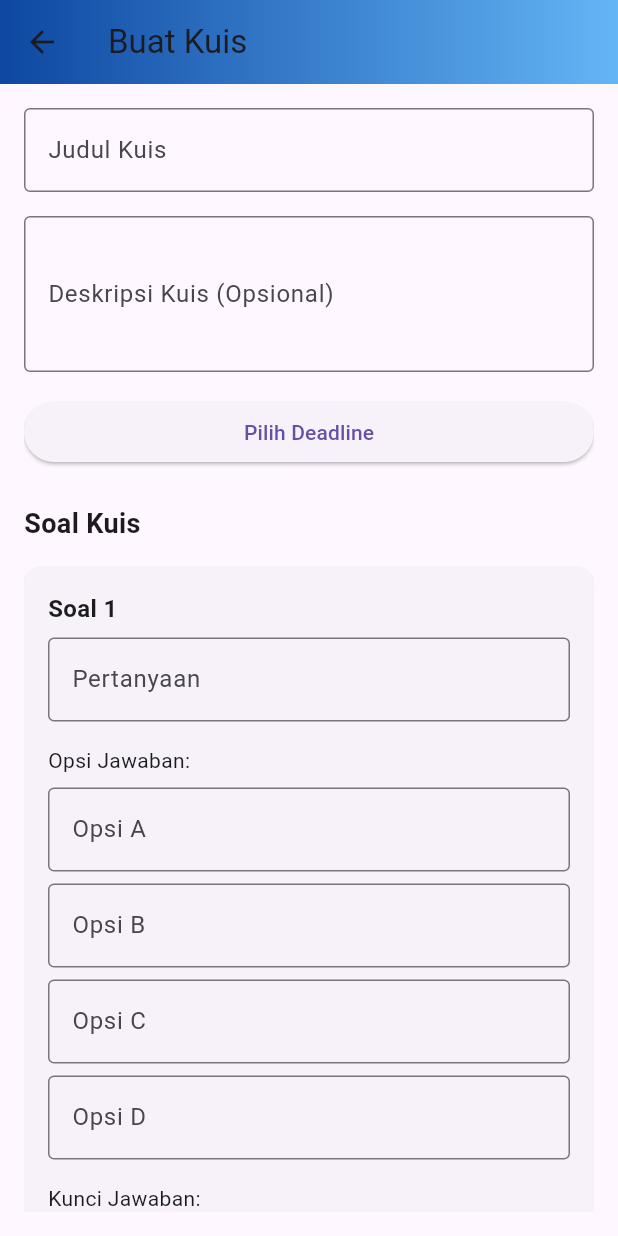
After one commit to ahmadqodiron/tugas-UAS-LMS-Ahmad-Qodiron, a Flutter app: the CreateKuisScreen screen opened directly, on a phone screen of 412 x 824 dp. The commit adds this screen. Run offline on Flutter 3.47's test engine with Material 3 defaults, Android fonts, the light colour scheme and no system bars; our stand-ins replace file_picker, image_picker, share_plus; network calls fail.

Commit message:
pembuatan fitur kuis

```diff
--- /dev/null
+++ b/lib/create_kuis_screen.dart
@@ -0,0 +1,386 @@
+import 'package:flutter/material.dart';
+import 'package:provider/provider.dart';
+import 'user_provider.dart';
+
+class CreateKuisScreen extends StatefulWidget {
+  CreateKuisScreen({super.key});
+
+  @override
+  CreateKuisScreenState createState() => CreateKuisScreenState();
+}
+
+class CreateKuisScreenState extends State<CreateKuisScreen> {
+  final _formKey = GlobalKey<FormState>();
+  final _titleController = TextEditingController();
+  final _descriptionController = TextEditingController();
+  DateTime? _selectedDeadline;
+  final List<Question> _questions = [Question()];
+
+  @override
+  void dispose() {
+    _titleController.dispose();
+    _descriptionController.dispose();
+    for (var q in _questions) {
+      q.dispose();
+    }
+    super.dispose();
+  }
+
+  Future<void> _selectDeadline() async {
+    final DateTime? pickedDate = await showDatePicker(
+      context: context,
+      initialDate: DateTime.now(),
+      firstDate: DateTime.now(),
+      lastDate: DateTime(2101),
+    );
+    if (pickedDate != null) {
+      final TimeOfDay? pickedTime = await showTimePicker(
+        context: context,
+        initialTime: TimeOfDay.now(),
+      );
+      if (pickedTime != null) {
+        setState(() {
+          _selectedDeadline = DateTime(
+            pickedDate.year,
+            pickedDate.month,
+            pickedDate.day,
+            pickedTime.hour,
+            pickedTime.minute,
+          );
+        });
+      }
+    }
+  }
+
+  void _addQuestion() {
+    setState(() {
+      _questions.add(Question());
+    });
+  }
+
+  void _removeQuestion(int index) {
+    if (_questions.length > 1) {
+      setState(() {
+        _questions[index].dispose();
+        _questions.removeAt(index);
+      });
+    }
+  }
+
+  bool get _canSave => _titleController.text.isNotEmpty && _selectedDeadline != null && _questions.every((q) => q.isValid());
+
+  void _saveKuis() {
+    if (_formKey.currentState?.validate() ?? false) {
+      final quiz = {
+        'id': DateTime.now().millisecondsSinceEpoch.toString(),
+        'type': 'Quiz',
+        'title': _titleController.text,
+        'description': _descriptionController.text,
+        'deadline': '${_selectedDeadline!.year}-${_selectedDeadline!.month.toString().padLeft(2, '0')}-${_selectedDeadline!.day.toString().padLeft(2, '0')} ${_selectedDeadline!.hour.toString().padLeft(2, '0')}:${_selectedDeadline!.minute.toString().padLeft(2, '0')}',
+        'questions': _questions.map((q) => q.toMap()).toList(),
+        'isCompleted': false,
+      };
+      Provider.of<User>(context, listen: false).addTask(quiz);
+      Navigator.pop(context);
+    }
+  }
+
+  @override
+  Widget build(BuildContext context) {
+    return Scaffold(
+      appBar: AppBar(
+        title: const Text('Buat Kuis'),
+        backgroundColor: Colors.transparent,
+        elevation: 0,
+        flexibleSpace: Container(
+          decoration: BoxDecoration(
+            gradient: LinearGradient(
+              colors: [Colors.blue.shade900, Colors.blue.shade300],
+              begin: Alignment.centerLeft,
+              end: Alignment.centerRight,
+            ),
+          ),
+        ),
+      ),
+      body: Padding(
+        padding: const EdgeInsets.all(16.0),
+        child: Form(
+          key: _formKey,
+          child: ListView(
+            children: [
+              // General Info
+              TextFormField(
+                controller: _titleController,
+                decoration: const InputDecoration(
+                  labelText: 'Judul Kuis',
+                  border: OutlineInputBorder(),
+                ),
+                validator: (value) {
+                  if (value == null || value.isEmpty) {
+                    return 'Judul kuis wajib diisi';
+                  }
+                  return null;
+                },
+              ),
+              const SizedBox(height: 16),
+              TextFormField(
+                controller: _descriptionController,
+                maxLines: 3,
+                decoration: const InputDecoration(
+                  labelText: 'Deskripsi Kuis (Opsional)',
+                  border: OutlineInputBorder(),
+                ),
+              ),
+              const SizedBox(height: 16),
+              ElevatedButton(
+                onPressed: _selectDeadline,
+                child: Text(
+                  _selectedDeadline == null
+                      ? 'Pilih Deadline'
+                      : 'Deadline: ${_selectedDeadline!.day}/${_selectedDeadline!.month}/${_selectedDeadline!.year} ${_selectedDeadline!.hour}:${_selectedDeadline!.minute.toString().padLeft(2, '0')}',
+                ),
+              ),
+              const SizedBox(height: 24),
+              const Text(
+                'Soal Kuis',
+                style: TextStyle(fontSize: 18, fontWeight: FontWeight.bold),
+              ),
+              const SizedBox(height: 16),
+              // Questions
+              ..._questions.asMap().entries.map((entry) {
+                int index = entry.key;
+                Question q = entry.value;
+                return QuestionWidget(
+                  question: q,
+                  questionNumber: index + 1,
+                  onRemove: _questions.length > 1 ? () => _removeQuestion(index) : null,
+                );
+              }),
+              const SizedBox(height: 16),
+              ElevatedButton.icon(
+                onPressed: _addQuestion,
+                icon: const Icon(Icons.add),
+                label: const Text('Tambah Soal'),
+              ),
+              const SizedBox(height: 24),
+              ElevatedButton(
+                onPressed: _canSave ? _saveKuis : null,
+                style: ElevatedButton.styleFrom(
+                  backgroundColor: Colors.blue,
+                  padding: const EdgeInsets.symmetric(vertical: 16),
+                ),
+                child: const Text('SIMPAN', style: TextStyle(color: Colors.white)),
+              ),
+            ],
+          ),
+        ),
+      ),
+    );
+  }
+}
+
+class Question {
+  final TextEditingController questionController = TextEditingController();
+  final TextEditingController optionAController = TextEditingController();
+  final TextEditingController optionBController = TextEditingController();
+  final TextEditingController optionCController = TextEditingController();
+  final TextEditingController optionDController = TextEditingController();
+  final TextEditingController pointsController = TextEditingController();
+  String? correctAnswer;
+
+  void dispose() {
+    questionController.dispose();
+    optionAController.dispose();
+    optionBController.dispose();
+    optionCController.dispose();
+    optionDController.dispose();
+    pointsController.dispose();
+  }
+
+  bool isValid() {
+    return questionController.text.isNotEmpty &&
+           optionAController.text.isNotEmpty &&
+           optionBController.text.isNotEmpty &&
+           optionCController.text.isNotEmpty &&
+           optionDController.text.isNotEmpty &&
+           correctAnswer != null &&
+           pointsController.text.isNotEmpty &&
+           int.tryParse(pointsController.text) != null;
+  }
+
+  Map<String, dynamic> toMap() {
+    return {
+      'question': questionController.text,
+      'options': {
+        'A': optionAController.text,
+        'B': optionBController.text,
+        'C': optionCController.text,
+        'D': optionDController.text,
+      },
+      'correctAnswer': correctAnswer,
+      'points': int.parse(pointsController.text),
+    };
+  }
+}
+
+class QuestionWidget extends StatefulWidget {
+  final Question question;
+  final int questionNumber;
+  final VoidCallback? onRemove;
+
+  const QuestionWidget({
+    super.key,
+    required this.question,
+    required this.questionNumber,
+    this.onRemove,
+  });
+
+  @override
+  QuestionWidgetState createState() => QuestionWidgetState();
+}
+
+class QuestionWidgetState extends State<QuestionWidget> {
+  @override
+  Widget build(BuildContext context) {
+    return Card(
+      margin: const EdgeInsets.only(bottom: 16),
+      child: Padding(
+        padding: const EdgeInsets.all(16),
+        child: Column(
+          crossAxisAlignment: CrossAxisAlignment.start,
+          children: [
+            Row(
+              children: [
+                Text(
+                  'Soal ${widget.questionNumber}',
+                  style: const TextStyle(fontSize: 16, fontWeight: FontWeight.bold),
+                ),
+                const Spacer(),
+                if (widget.onRemove != null)
+                  IconButton(
+                    icon: const Icon(Icons.delete, color: Colors.red),
+                    onPressed: widget.onRemove,
+                  ),
+              ],
+            ),
+            const SizedBox(height: 8),
+            TextFormField(
+              controller: widget.question.questionController,
+              decoration: const InputDecoration(
+                labelText: 'Pertanyaan',
+                border: OutlineInputBorder(),
+              ),
+              validator: (value) {
+                if (value == null || value.isEmpty) {
+                  return 'Pertanyaan wajib diisi';
+                }
+                return null;
+              },
+            ),
+            const SizedBox(height: 16),
+            const Text('Opsi Jawaban:'),
+            const SizedBox(height: 8),
+            TextFormField(
+              controller: widget.question.optionAController,
+              decoration: const InputDecoration(
+                labelText: 'Opsi A',
+                border: OutlineInputBorder(),
+              ),
+              validator: (value) {
+                if (value == null || value.isEmpty) {
+                  return 'Opsi A wajib diisi';
+                }
+                return null;
+              },
+            ),
+            const SizedBox(height: 8),
+            TextFormField(
+              controller: widget.question.optionBController,
+              decoration: const InputDecoration(
+                labelText: 'Opsi B',
+                border: OutlineInputBorder(),
+              ),
+              validator: (value) {
+                if (value == null || value.isEmpty) {
+                  return 'Opsi B wajib diisi';
+                }
+                return null;
+              },
+            ),
+            const SizedBox(height: 8),
+            TextFormField(
+              controller: widget.question.optionCController,
+              decoration: const InputDecoration(
+                labelText: 'Opsi C',
+                border: OutlineInputBorder(),
+              ),
+              validator: (value) {
+                if (value == null || value.isEmpty) {
+                  return 'Opsi C wajib diisi';
+                }
+                return null;
+              },
+            ),
+            const SizedBox(height: 8),
+            TextFormField(
+              controller: widget.question.optionDController,
+              decoration: const InputDecoration(
+                labelText: 'Opsi D',
+                border: OutlineInputBorder(),
+              ),
+              validator: (value) {
+                if (value == null || value.isEmpty) {
+                  return 'Opsi D wajib diisi';
+                }
+                return null;
+              },
+            ),
+            const SizedBox(height: 16),
+            const Text('Kunci Jawaban:'),
+            DropdownButtonFormField<String>(
+              initialValue: widget.question.correctAnswer,
+              items: ['A', 'B', 'C', 'D'].map((String value) {
+                return DropdownMenuItem<String>(
+                  value: value,
+                  child: Text(value),
+                );
+              }).toList(),
+              onChanged: (String? newValue) {
+                setState(() {
+                  widget.question.correctAnswer = newValue;
+                });
+              },
+              decoration: const InputDecoration(
+                border: OutlineInputBorder(),
+              ),
+              validator: (value) {
+                if (value == null) {
+                  return 'Kunci jawaban wajib dipilih';
+                }
+                return null;
+              },
+            ),
+            const SizedBox(height: 16),
+            TextFormField(
+              controller: widget.question.pointsController,
+              keyboardType: TextInputType.number,
+              decoration: const InputDecoration(
+                labelText: 'Poin Soal',
+                border: OutlineInputBorder(),
+              ),
+              validator: (value) {
+                if (value == null || value.isEmpty) {
+                  return 'Poin soal wajib diisi';
+                }
+                if (int.tryParse(value) == null) {
+                  return 'Poin harus berupa angka';
+                }
+                return null;
+              },
+            ),
+          ],
+        ),
+      ),
+    );
+  }
+}
--- a/lib/create_tugas_screen.dart
+++ b/lib/create_tugas_screen.dart
@@ -49,7 +49,7 @@ class CreateTugasScreenState extends State<CreateTugasScreen> {
   }
 
   void _saveTugas() {
-    if (_formKey.currentState!.validate() && _selectedDeadline != null) {
+    if ((_formKey.currentState?.validate() ?? false) && _selectedDeadline != null) {
       final task = {
         'id': DateTime.now().millisecondsSinceEpoch.toString(),
         'type': 'Tugas',
@@ -73,7 +73,7 @@ class CreateTugasScreenState extends State<CreateTugasScreen> {
         flexibleSpace: Container(
           decoration: BoxDecoration(
             gradient: LinearGradient(
-              colors: [Colors.blue[900]!, Colors.blue[300]!],
+              colors: [Colors.blue.shade900, Colors.blue.shade300],
               begin: Alignment.centerLeft,
               end: Alignment.centerRight,
             ),
```
Also changed, not shown: lib/kelas_saya_screen.dart (+18 -5 lines), lib/tugas_kuis_tab.dart (+20 -15 lines).
